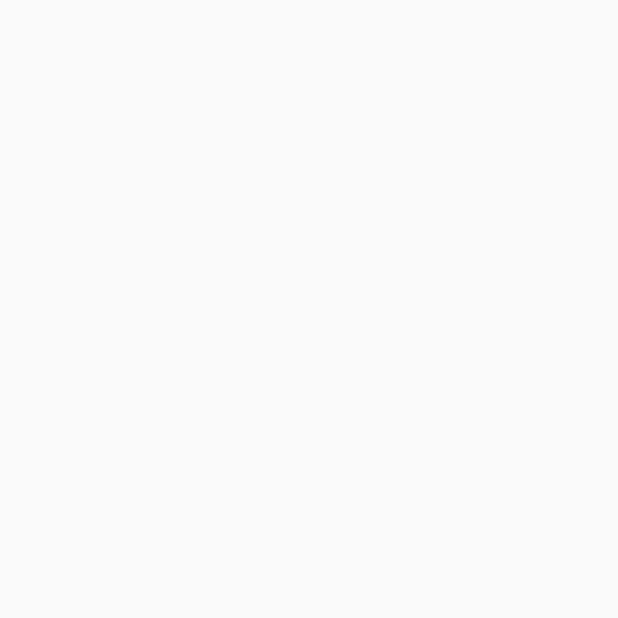
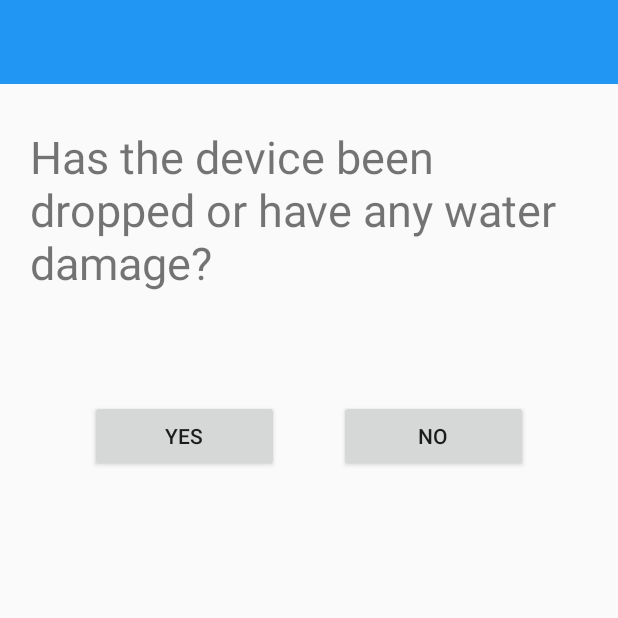
Before and after one commit to JacquelynDeHart/HelpMeIT, an Android app: the Console_Question5 screen opened directly, with no data from a screen before it, on a phone screen of 412 x 824 dp, the top half of it. Before the commit the part shown is empty. Run offline under Robolectric (Android 15) with nearby library versions, the phone set to English and light mode, and no system bars.

Commit message:
console_q5 and add q6 file
added console_q6 files and questions for q5

```diff
--- /dev/null
+++ b/Help-MeIT/app/src/main/java/com/example/help_meit/Console_Question6.kt
@@ -0,0 +1,15 @@
+package com.example.help_meit
+
+import androidx.appcompat.app.AppCompatActivity
+import android.os.Bundle
+
+class Console_Question6 : AppCompatActivity() {
+    override fun onCreate(savedInstanceState: Bundle?) {
+        super.onCreate(savedInstanceState)
+        setContentView(R.layout.activity_console__question6)
+    }
+    override fun finish() {
+        super.finish()
+        overridePendingTransition(R.anim.slide_in_left, R.anim.slide_out_right)
+    }
+}
--- a/Help-MeIT/app/src/main/res/layout/activity_console__question5.xml
+++ b/Help-MeIT/app/src/main/res/layout/activity_console__question5.xml
@@ -6,4 +6,120 @@
     android:layout_height="match_parent"
     tools:context=".Console_Question5">
 
+    <androidx.appcompat.widget.Toolbar
+        android:id="@+id/toolbar"
+        android:layout_width="0dp"
+        android:layout_height="wrap_content"
+        android:background="#2196F3"
+        android:minHeight="?attr/actionBarSize"
+        android:theme="?attr/actionBarTheme"
+        app:layout_constraintEnd_toEndOf="parent"
+        app:layout_constraintStart_toStartOf="parent"
+        app:layout_constraintTop_toTopOf="parent" />
+
+    <androidx.constraintlayout.widget.ConstraintLayout
+        android:layout_width="0dp"
+        android:layout_height="0dp"
+        android:layout_marginStart="20dp"
+        android:layout_marginTop="20dp"
+        android:layout_marginEnd="20dp"
+        android:layout_marginBottom="20dp"
+        app:layout_constraintBottom_toBottomOf="parent"
+        app:layout_constraintEnd_toEndOf="parent"
+        app:layout_constraintHorizontal_bias="0.0"
+        app:layout_constraintStart_toStartOf="parent"
+        app:layout_constraintTop_toBottomOf="@+id/toolbar"
+        app:layout_constraintVertical_bias="1.0">
+
+        <TextView
+            android:id="@+id/txt_consoleQ5"
+            android:layout_width="wrap_content"
+            android:layout_height="wrap_content"
+            android:layout_marginTop="8dp"
+            android:text="@string/txt_consoleQ3"
+            android:textSize="30sp"
+            app:layout_constraintEnd_toEndOf="parent"
+            app:layout_constraintStart_toStartOf="parent"
+            app:layout_constraintTop_toTopOf="parent" />
+
+        <Button
+            android:id="@+id/btn_consoleQ5_1"
+            android:layout_width="0dp"
+            android:layout_height="wrap_content"
+            android:layout_marginStart="40dp"
+            android:layout_marginTop="60dp"
+            android:layout_marginBottom="478dp"
+            android:text="@string/btn_yes"
+            app:layout_constraintBottom_toBottomOf="parent"
+            app:layout_constraintEnd_toStartOf="@+id/btn_consoleQ5_2"
+            app:layout_constraintStart_toStartOf="parent"
+            app:layout_constraintTop_toBottomOf="@+id/txt_consoleQ5" />
+
+        <Button
+            android:id="@+id/btn_consoleQ5_2"
+            android:layout_width="0dp"
+            android:layout_height="wrap_content"
+            android:layout_marginStart="40dp"
+            android:layout_marginTop="60dp"
+            android:layout_marginEnd="40dp"
+            android:layout_marginBottom="478dp"
+            android:text="@string/btn_no"
+            app:layout_constraintBottom_toBottomOf="parent"
+            app:layout_constraintEnd_toEndOf="parent"
+            app:layout_constraintStart_toEndOf="@+id/btn_consoleQ5_1"
+            app:layout_constraintTop_toBottomOf="@+id/txt_consoleQ5" />
+
+        <TextView
+            android:id="@+id/txt_consoleQ5A1"
+            android:layout_width="340dp"
+            android:layout_height="207dp"
+            android:layout_marginStart="20dp"
+            android:layout_marginTop="120dp"
+            android:layout_marginEnd="20dp"
+            android:text="@string/txt_consoleQ3A1"
+            android:textAlignment="center"
+            android:textSize="30sp"
+            android:visibility="invisible"
+            app:layout_constraintBottom_toTopOf="@+id/btn_next"
+            app:layout_constraintEnd_toEndOf="parent"
+            app:layout_constraintHorizontal_bias="1.0"
+            app:layout_constraintStart_toStartOf="parent"
+            app:layout_constraintTop_toBottomOf="@+id/btn_consoleQ5_1"
+            app:layout_constraintVertical_bias="0.0" />
+
+        <TextView
+            android:id="@+id/txt_consoleQ5A2"
+            android:layout_width="325dp"
+            android:layout_height="47dp"
+            android:layout_marginStart="20dp"
+            android:layout_marginTop="120dp"
+            android:layout_marginEnd="20dp"
+            android:text="@string/txt_consoleQ5A2"
+            android:textAlignment="center"
+            android:textSize="30sp"
+            android:visibility="invisible"
+            app:layout_constraintBottom_toTopOf="@+id/btn_next"
+            app:layout_constraintEnd_toEndOf="parent"
+            app:layout_constraintHorizontal_bias="0.0"
+            app:layout_constraintStart_toStartOf="parent"
+            app:layout_constraintTop_toBottomOf="@+id/btn_consoleQ5_1"
+            app:layout_constraintVertical_bias="0.0" />
+
+        <Button
+            android:id="@+id/btn_next"
+            android:layout_width="0dp"
+            android:layout_height="wrap_content"
+            android:layout_marginStart="16dp"
+            android:layout_marginTop="225dp"
+            android:layout_marginEnd="16dp"
+            android:layout_marginBottom="20dp"
+            android:text="@string/btn_next"
+            android:visibility="invisible"
+            app:layout_constraintBottom_toBottomOf="parent"
+            app:layout_constraintEnd_toEndOf="parent"
+            app:layout_constraintHorizontal_bias="0.0"
+            app:layout_constraintStart_toStartOf="parent"
+            app:layout_constraintTop_toBottomOf="@id/txt_consoleQ5A2" />
+
+    </androidx.constraintlayout.widget.ConstraintLayout>
 </androidx.constraintlayout.widget.ConstraintLayout>
--- /dev/null
+++ b/Help-MeIT/app/src/main/res/layout/activity_console__question6.xml
@@ -0,0 +1,9 @@
+<?xml version="1.0" encoding="utf-8"?>
+<androidx.constraintlayout.widget.ConstraintLayout xmlns:android="http://schemas.android.com/apk/res/android"
+    xmlns:app="http://schemas.android.com/apk/res-auto"
+    xmlns:tools="http://schemas.android.com/tools"
+    android:layout_width="match_parent"
+    android:layout_height="match_parent"
+    tools:context=".Console_Question6">
+
+</androidx.constraintlayout.widget.ConstraintLayout>
--- a/Help-MeIT/app/src/main/res/values/strings.xml
+++ b/Help-MeIT/app/src/main/res/values/strings.xml
@@ -75,6 +75,7 @@
     <string name="txt_consoleQ4">Have you tried to reset your system? </string>
     <string name="txt_consoleQ4A1">That should have done the trick! We’re going to give up soon.</string>
     <string name="txt_consoleQ4A2">C’mon! That should have been the first thing you did!</string>
+    <string name="txt_consoleQ5A2">That’s surprising that you haven’t dropped/damaged that ancient thing.</string>
 
 
     <!-- PC Question strings -->
```
